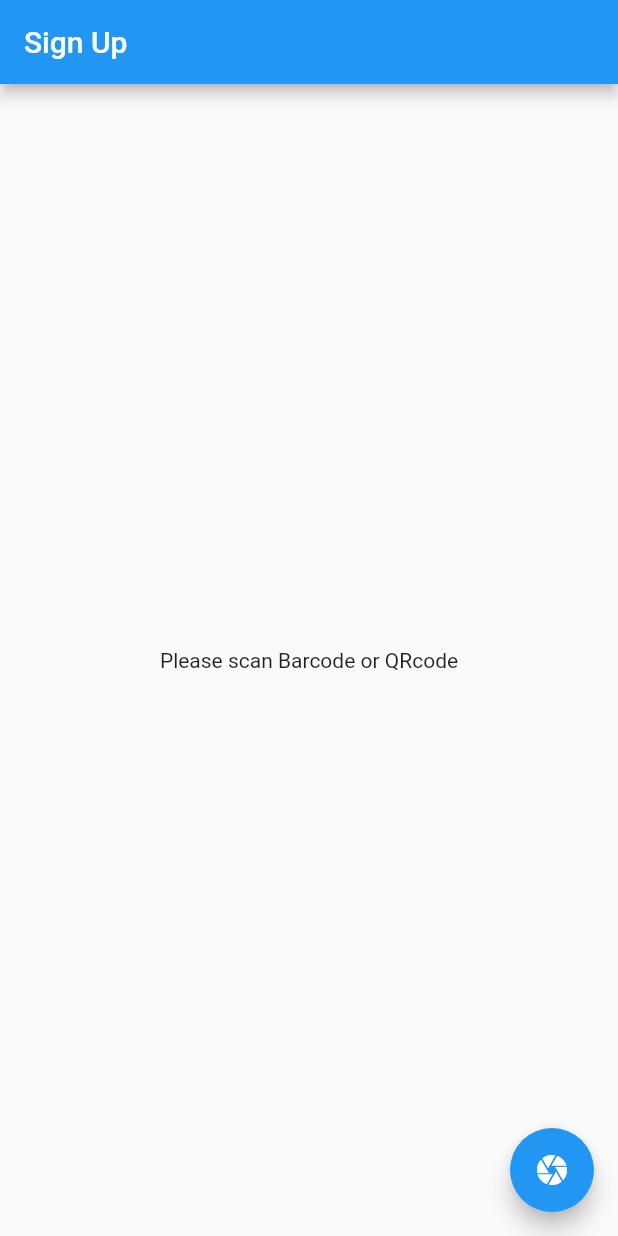
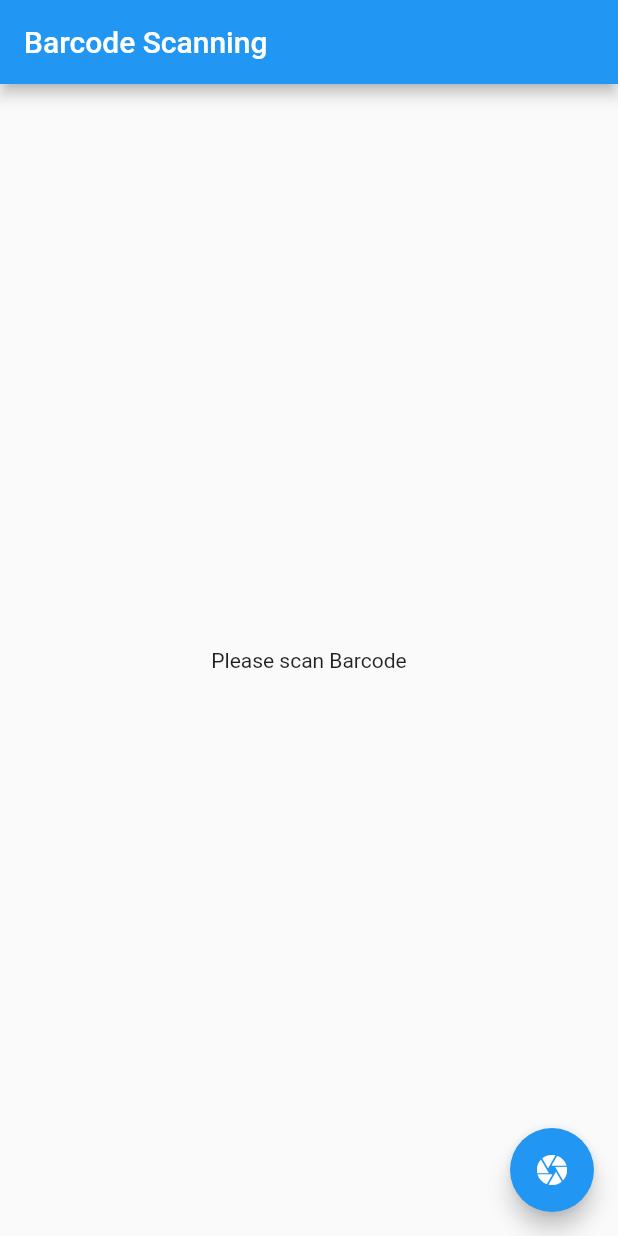
Before and after one commit to anhtuan23/flutter_bloc_qrcode_camera_test_app, a Flutter app: the screen it shows after launch, after a tap on the "camera" icon, on a phone screen of 412 x 824 dp. Run offline on Flutter 3.47's test engine with Material 2 defaults, Android fonts, the phone set to English and light mode, and no system bars; our stand-ins replace bloc, flutter_bloc; missing offline and left inert: barcode_scan.

Commit message:
split sign up screen into barcode scanning screen and sign up screen

```diff
--- a/lib/bloc/appbloc.dart
+++ b/lib/bloc/appbloc.dart
@@ -19,7 +19,9 @@ class AppBloc extends Bloc<AppBlocEvent, AppBlocState> {
     } else if (event is AppSignOutSent) {
       yield AppBlocSignedOut();
     } else if (event is AppBarcodeResultReceived){
-      yield AppBlocSignedOut(barCodeResult: event.barcodeResult);
+      yield AppBlocSigningUp(barCodeResult: event.barcodeResult);
+    } else if (event is AppBarcodeResultErrorReceived){
+      yield AppBlocSignedOut(message: "Barcode scanning error");
     }
   }
 }
--- a/lib/bloc/appbloc_event.dart
+++ b/lib/bloc/appbloc_event.dart
@@ -12,3 +12,5 @@ class AppBarcodeResultReceived extends AppBlocEvent {
   final String barcodeResult;
   AppBarcodeResultReceived(this.barcodeResult) : super();
 }
+
+class AppBarcodeResultErrorReceived extends AppBlocEvent{}
--- a/lib/bloc/appbloc_state.dart
+++ b/lib/bloc/appbloc_state.dart
@@ -3,14 +3,22 @@ part of 'appbloc.dart';
 @immutable
 abstract class AppBlocState {
   final String barCodeResult;
-  const AppBlocState({this.barCodeResult});
+  final String message;
+  final bool barcodeScanned;
+
+  const AppBlocState({this.barCodeResult, this.message, this.barcodeScanned});
 }
 
 class AppBlocSignedUp extends AppBlocState {}
 
 class AppBlocSignedOut extends AppBlocState {
-  const AppBlocSignedOut({String barCodeResult}) : super(barCodeResult: barCodeResult);
+  const AppBlocSignedOut({String message: 'Please scan Barcode'}) : super(message: message);
+}
 
-  @override
-  String toString() => 'Barcode result: $barCodeResult';
+class AppBlocSigningUp extends AppBlocState {
+  const AppBlocSigningUp({@required barCodeResult})
+      : super(
+            barCodeResult: barCodeResult,
+            message: 'Barcode result: $barCodeResult',
+            barcodeScanned: true);
 }
--- a/lib/main.dart
+++ b/lib/main.dart
@@ -20,32 +20,32 @@ class MyApp extends StatelessWidget {
       theme: ThemeData(
         primarySwatch: Colors.blue,
       ),
-      home: BlocBuilder<AppBloc, AppBlocState>(
-        builder: (context, state) =>
-            state is AppBlocSignedOut ? SignUpPage() : UserInfoPage(),
-      ),
+      home: BlocBuilder<AppBloc, AppBlocState>(builder: (context, state) {
+        if (state is AppBlocSignedOut) {
+          return BarcodeScanningPage();
+        } else if (state is AppBlocSigningUp) {
+          return SignUpPage();
+        } else {
+          return UserInfoPage();
+        }
+      }),
     );
   }
 }
 
-class SignUpPage extends StatelessWidget {
-  const SignUpPage({Key key}) : super(key: key);
+class BarcodeScanningPage extends StatelessWidget {
 
   @override
   Widget build(BuildContext context) {
     return Container(
       child: Scaffold(
         appBar: AppBar(
-          title: Text("Sign Up"),
+          title: Text("Barcode Scanning"),
         ),
         body: BlocBuilder<AppBloc, AppBlocState>(
           builder: (context, state) {
-            var resultText = "Please scan Barcode or QRcode";
-            if (state.barCodeResult != null){
-              resultText = 'Barcode result: ${state.barCodeResult}';
-            }
             return Center(
-              child: Text(resultText),
+              child: Text(state.message),
             );
           },
         ),
@@ -53,8 +53,42 @@ class SignUpPage extends StatelessWidget {
           child: Icon(Icons.camera),
           onPressed: () async {
             var result = await BarcodeScanner.scan();
-            BlocProvider.of<AppBloc>(context).add(AppBarcodeResultReceived(result.rawContent));
+            switch (result.type) {
+              case ResultType.Barcode:
+                BlocProvider.of<AppBloc>(context)
+                    .add(AppBarcodeResultReceived(result.rawContent));
+                break;
+              case ResultType.Cancelled:
+              case ResultType.Error:
+              default:
+                BlocProvider.of<AppBloc>(context)
+                    .add(AppBarcodeResultErrorReceived());
+            }
           },
+        ),
+      ),
+    );
+  }
+}
+class SignUpPage extends StatelessWidget {
+
+  @override
+  Widget build(BuildContext context) {
+    return Container(
+      child: Scaffold(
+        appBar: AppBar(
+          title: Text("Signing Up"),
+        ),
+        body: BlocBuilder<AppBloc, AppBlocState>(
+          builder: (context, state) {
+            return Center(
+              child: Text("Enter Info"),
+            );
+          },
+        ),
+        floatingActionButton: FloatingActionButton(
+          child: Icon(Icons.send),
+          onPressed: () {},
         ),
       ),
     );
```
